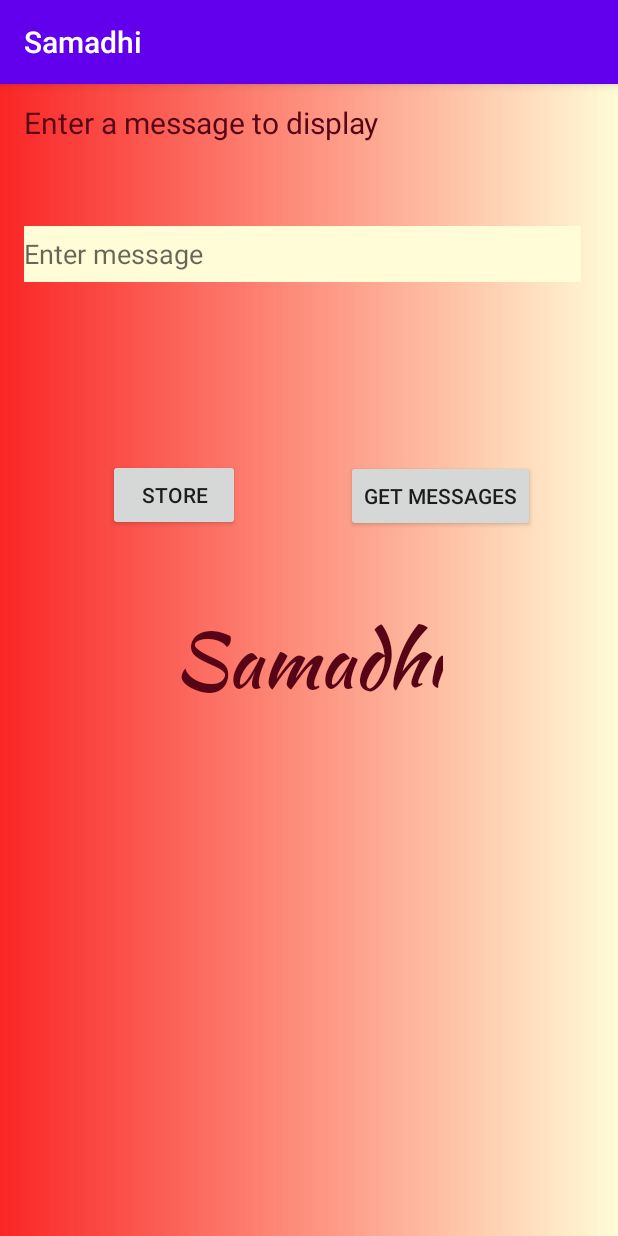
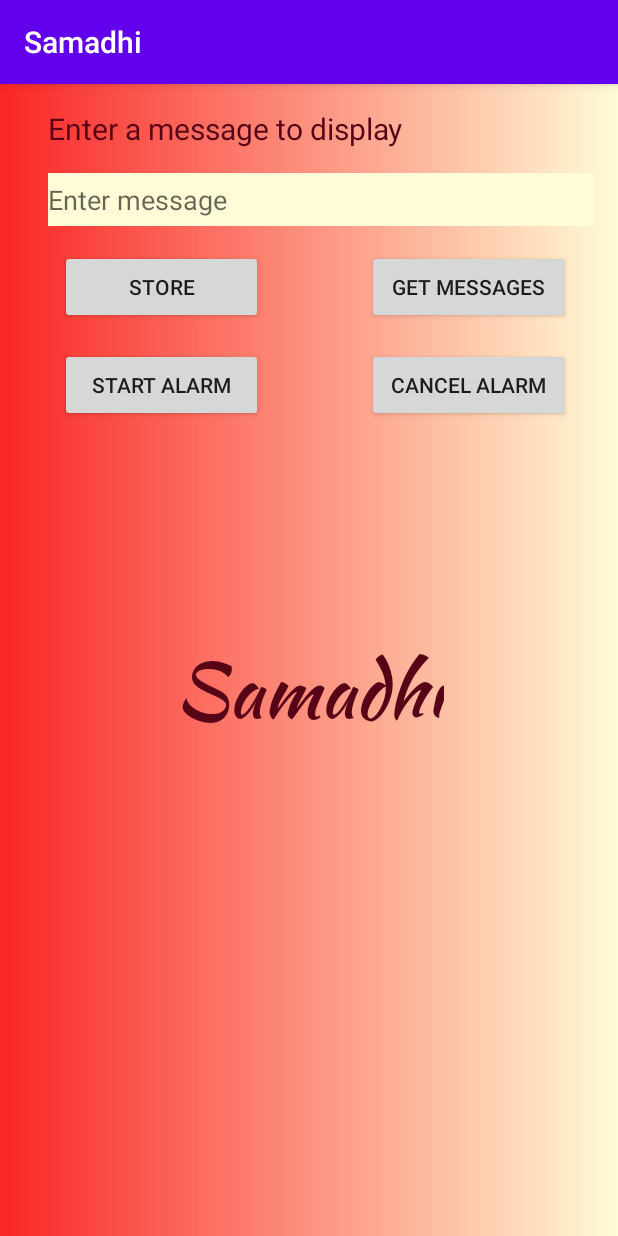
Before and after one commit to paulosgf/Samadhi, an Android app: the screen it shows after launch (MainActivity), on a phone screen of 412 x 824 dp. Run offline under Robolectric (Android 15) with nearby library versions, the phone set to English and light mode, and no system bars.

Commit message:
ENHANCE: Add alarm support

```diff
--- a/app/src/main/java/com/paulosgf/samadhi/MainActivity.java
+++ b/app/src/main/java/com/paulosgf/samadhi/MainActivity.java
@@ -10,17 +10,29 @@ import android.view.View;
 import android.widget.Button;
 import android.widget.EditText;
 import android.widget.Toast;
+import android.app.AlarmManager;
+import android.app.PendingIntent;
+import android.content.Context;
+import android.os.Build;
+
 
 public class MainActivity extends AppCompatActivity {
-    private Button btnStore, btnGetall;
+    private Button btnStore, btnGetall, btnStartAlarm, btnCancelAlarm;
     private EditText etmsg;
     private DatabaseHelper databaseHelper;
+
+    AlarmManager alarmManager;
+    PendingIntent pendingIntent;
 
     @Override
     protected void onCreate(Bundle savedInstanceState) {
         super.onCreate(savedInstanceState);
         setContentView(R.layout.activity_main);
 
+        btnStartAlarm = findViewById(R.id.btnStartAlarm);
+        btnCancelAlarm = findViewById(R.id.btnCancelAlarm);
+
+        // database logic
         TextView textView = findViewById(R.id.textview);
         Typeface typeface = ResourcesCompat.getFont(
                 this, R.font.kaushanscript_regular);
@@ -48,5 +60,41 @@ public class MainActivity extends AppCompatActivity {
             }
         });
 
+        // alarm service logic
+        alarmManager = (AlarmManager) getSystemService(Context.ALARM_SERVICE);
+
+        Intent alarmIntent = new Intent(this, MyBroadCastReceiver.class);
+        pendingIntent = PendingIntent.getBroadcast(this, 0, alarmIntent, 0);
+
+        btnStartAlarm.setOnClickListener(new View.OnClickListener() {
+            @Override
+            public void onClick(View v) {
+                startAlarm();
+            }
+        });
+
+        btnCancelAlarm.setOnClickListener(new View.OnClickListener() {
+            @Override
+            public void onClick(View v) {
+                cancelAlarm();
+            }
+        });
+    }
+
+    // alarm methods
+    private void startAlarm() {
+
+        if (Build.VERSION.SDK_INT >= Build.VERSION_CODES.M) {
+            alarmManager.setAndAllowWhileIdle(AlarmManager.RTC_WAKEUP, 0, pendingIntent);
+        } else if (Build.VERSION.SDK_INT >= Build.VERSION_CODES.KITKAT) {
+            alarmManager.setExact(AlarmManager.RTC_WAKEUP, 0, pendingIntent);
+        } else {
+            alarmManager.set(AlarmManager.RTC_WAKEUP, 0, pendingIntent);
+        }
+    }
+
+    private void cancelAlarm() {
+        alarmManager.cancel(pendingIntent);
+        Toast.makeText(getApplicationContext(), "Alarm Cancelled", Toast.LENGTH_LONG).show();
     }
 }
--- a/app/src/main/res/layout/activity_main.xml
+++ b/app/src/main/res/layout/activity_main.xml
@@ -1,65 +1,97 @@
 <?xml version="1.0" encoding="utf-8"?>
-<RelativeLayout xmlns:android="http://schemas.android.com/apk/res/android"
+<androidx.constraintlayout.widget.ConstraintLayout xmlns:android="http://schemas.android.com/apk/res/android"
+    xmlns:app="http://schemas.android.com/apk/res-auto"
+    xmlns:tools="http://schemas.android.com/tools"
+    android:id="@+id/relativeLayout"
     android:layout_width="fill_parent"
     android:layout_height="fill_parent"
-    xmlns:tools="http://schemas.android.com/tools"
-    xmlns:app="http://schemas.android.com/apk/res-auto"
+    android:background="@drawable/gradient"
     android:paddingLeft="16dp"
     android:paddingRight="16dp"
-    tools:context=".MainActivity"
-    android:background="@drawable/gradient">
+    tools:context=".MainActivity">
 
     <TextView
         android:id="@+id/textview"
         android:layout_width="wrap_content"
         android:layout_height="wrap_content"
+        android:layout_marginBottom="120dp"
         android:text="@string/samadhi"
+        android:textColor="#570417"
         android:textSize="50sp"
-        android:textColor="#570417"
-        android:layout_centerHorizontal="true"
-        android:layout_centerVertical="true" />
+        app:layout_constraintBottom_toBottomOf="parent"
+        app:layout_constraintEnd_toEndOf="parent"
+        app:layout_constraintHorizontal_bias="0.5"
+        app:layout_constraintStart_toEndOf="@+id/btnstore"
+        app:layout_constraintStart_toStartOf="parent"
+        app:layout_constraintTop_toBottomOf="@+id/btnget" />
 
     <TextView
         android:id="@+id/msg_text_view"
         android:layout_width="match_parent"
         android:layout_height="wrap_content"
-        android:layout_alignParentTop="true"
-        android:layout_marginTop="12dp"
-        android:layout_marginBottom="650dp"
+        android:layout_marginStart="16dp"
+        android:layout_marginLeft="16dp"
+        android:layout_marginTop="16dp"
         android:text="Enter a message to display"
         android:textColor="#570417"
-        android:textSize="20sp" />
+        android:textSize="20sp"
+        app:layout_constraintStart_toStartOf="parent"
+        app:layout_constraintTop_toTopOf="parent" />
 
     <EditText
         android:id="@+id/etmsg"
-        android:layout_width="371dp"
-        android:layout_height="37dp"
-        android:layout_above="@+id/msg_text_view"
-        android:layout_alignParentBottom="true"
-        android:layout_marginBottom="636dp"
+        android:layout_width="match_parent"
+        android:layout_height="35dp"
+        android:layout_marginStart="16dp"
+        android:layout_marginLeft="16dp"
+        android:layout_marginTop="16dp"
         android:background="#FFFCD7"
-        android:hint="Enter message" />
+        android:hint="Enter message"
+        app:layout_constraintStart_toStartOf="parent"
+        app:layout_constraintTop_toBottomOf="@+id/msg_text_view" />
 
     <Button
         android:id="@+id/btnstore"
-        android:layout_width="wrap_content"
-        android:layout_height="wrap_content"
-        android:layout_above="@+id/etmsg"
-        android:layout_alignParentBottom="true"
-        android:layout_marginLeft="56dp"
-        android:layout_marginBottom="470dp"
-        android:text="Store" />
+        android:layout_width="135dp"
+        android:layout_height="49dp"
+        android:layout_marginStart="24dp"
+        android:layout_marginLeft="24dp"
+        android:layout_marginTop="16dp"
+        android:text="Store"
+        app:layout_constraintStart_toStartOf="parent"
+        app:layout_constraintTop_toBottomOf="@+id/etmsg" />
 
     <Button
         android:id="@+id/btnget"
-        android:layout_width="wrap_content"
-        android:layout_height="wrap_content"
-        android:layout_above="@+id/etmsg"
-        android:layout_alignParentEnd="true"
-        android:layout_alignParentBottom="true"
-        android:layout_marginEnd="39dp"
-        android:layout_marginRight="66dp"
-        android:layout_marginBottom="469dp"
-        android:text="Get messages" />
+        android:layout_width="135dp"
+        android:layout_height="49dp"
+        android:layout_marginTop="16dp"
+        android:layout_marginEnd="16dp"
+        android:layout_marginRight="16dp"
+        android:text="Get messages"
+        app:layout_constraintEnd_toEndOf="parent"
+        app:layout_constraintTop_toBottomOf="@+id/etmsg" />
 
-</RelativeLayout>
+    <Button
+        android:id="@+id/btnStartAlarm"
+        android:layout_width="135dp"
+        android:layout_height="49dp"
+        android:layout_marginStart="24dp"
+        android:layout_marginLeft="24dp"
+        android:layout_marginTop="16dp"
+        android:text="Start Alarm"
+        app:layout_constraintStart_toStartOf="parent"
+        app:layout_constraintTop_toBottomOf="@+id/btnstore" />
+
+    <Button
+        android:id="@+id/btnCancelAlarm"
+        android:layout_width="135dp"
+        android:layout_height="49dp"
+        android:layout_marginTop="16dp"
+        android:layout_marginEnd="16dp"
+        android:layout_marginRight="16dp"
+        android:text="Cancel Alarm"
+        app:layout_constraintEnd_toEndOf="parent"
+        app:layout_constraintTop_toBottomOf="@+id/btnget" />
+
+</androidx.constraintlayout.widget.ConstraintLayout>
```
Also changed, not shown: app/src/main/AndroidManifest.xml (+17 -3 lines), app/src/main/java/com/paulosgf/samadhi/MyBroadCastReceiver.java (added, +22 -0 lines), app/src/main/java/com/paulosgf/samadhi/MyService.java (added, +26 -0 lines).
